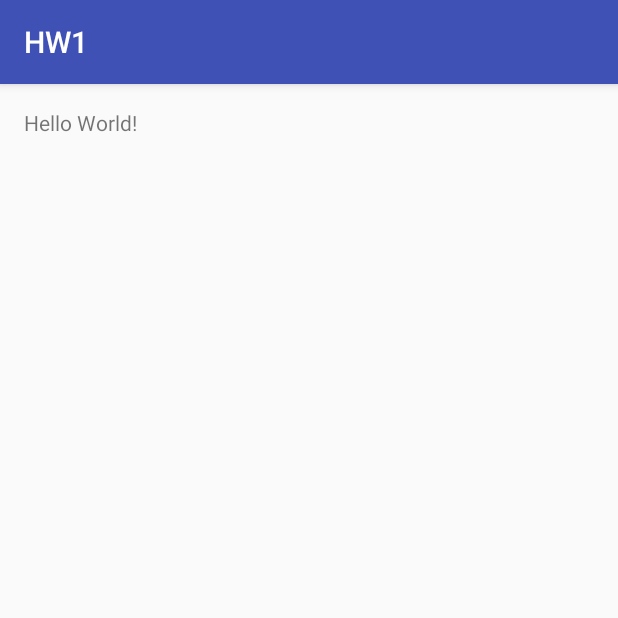
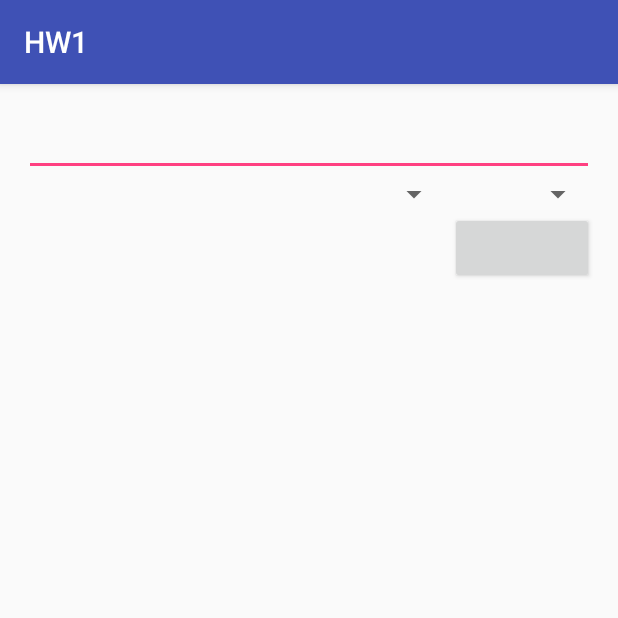
Before and after one commit to MeronKot/HW1_git, an Android app: the screen it shows after launch (MainActivity), on a phone screen of 412 x 824 dp, the top half of it. Run offline under Robolectric (Android 15) with nearby library versions, the phone set to English and light mode, and no system bars.

Commit message:
finishing lab

```diff
--- a/app/build.gradle
+++ b/app/build.gradle
@@ -5,7 +5,7 @@ android {
     buildToolsVersion "25.0.0"
     defaultConfig {
         applicationId "com.example.dell.hw1"
-        minSdkVersion 21
+        minSdkVersion 19
         targetSdkVersion 24
         versionCode 1
         versionName "1.0"
--- a/app/src/main/res/layout/activity_main.xml
+++ b/app/src/main/res/layout/activity_main.xml
@@ -10,8 +10,32 @@
     android:paddingTop="@dimen/activity_vertical_margin"
     tools:context="com.example.dell.hw1.MainActivity">
 
-    <TextView
-        android:layout_width="wrap_content"
+    <EditText
+        android:id="@+id/name"
+        android:layout_width="match_parent"
         android:layout_height="wrap_content"
-        android:text="Hello World!" />
+        android:hint="@string/reminder" />
+    <Spinner
+        android:id="@+id/dates"
+        android:layout_width="0dp"
+        android:layout_height="wrap_content"
+        android:layout_below="@id/name"
+        android:layout_alignParentLeft="true"
+        android:layout_toLeftOf="@+id/times" />
+    <Spinner
+        android:id="@id/times"
+        android:layout_width="96dp"
+        android:layout_height="wrap_content"
+        android:layout_below="@id/name"
+        android:layout_alignParentRight="true"></Spinner>
+    <Button
+        android:layout_width="96dp"
+        android:layout_height="wrap_content"
+        android:layout_below="@id/times"
+        android:layout_alignParentRight="true"
+        android:text="@string/done"/>
+
+
+
+
 </RelativeLayout>
--- a/app/src/main/res/values/strings.xml
+++ b/app/src/main/res/values/strings.xml
@@ -1,3 +1,5 @@
 <resources>
     <string name="app_name">HW1</string>
+    <string name="reminder"></string>
+    <string name="done"></string>
 </resources>
```
